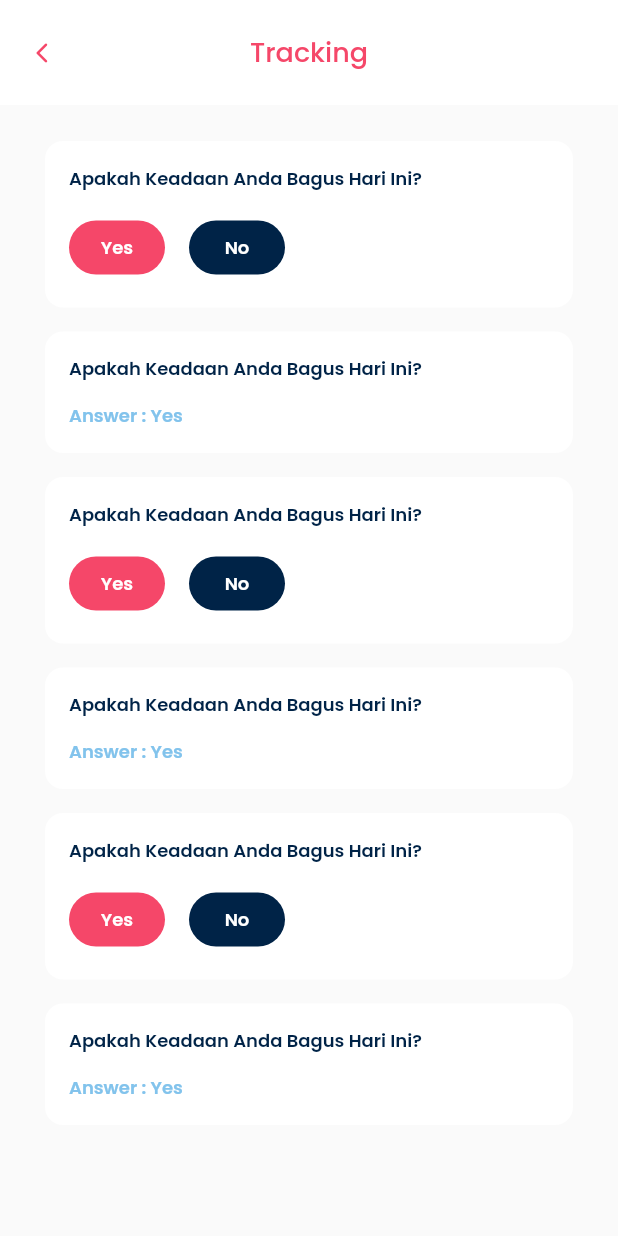
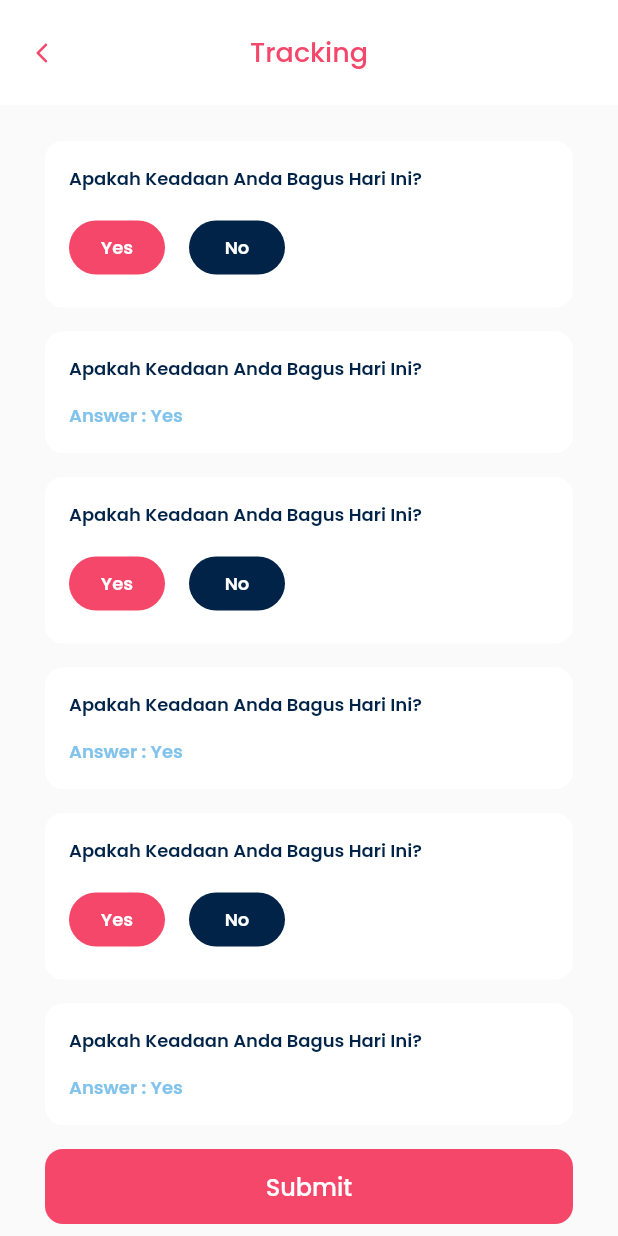
Before and after one commit to ibrahimmm999/Moodly, a Flutter app: the TrackingPage screen opened directly, on a phone screen of 412 x 824 dp. Run offline on Flutter 3.47's test engine with Material 2 defaults, Android fonts, the phone set to English and light mode, and no system bars; our stand-ins replace cloud_firestore, google_fonts; accounts and stored records are empty.

Commit message:
update tracking page

```diff
--- a/lib/pages_user/tracking_page.dart
+++ b/lib/pages_user/tracking_page.dart
@@ -100,12 +100,22 @@ class TrackingPage extends StatelessWidget {
       );
     }
 
+    Widget submitButton() {
+      return CustomButton(
+          radiusButton: defaultRadius,
+          buttonColor: primaryColor,
+          buttonText: "Submit",
+          widthButton: double.infinity,
+          onPressed: () {},
+          heightButton: 50);
+    }
+
     Widget content() {
       return Container(
         color: white2,
         child: ListView(
           padding: EdgeInsets.only(
-              top: 24, left: defaultMargin, right: defaultMargin),
+              top: 24, left: defaultMargin, right: defaultMargin, bottom: 50),
           children: [
             trackingQuestion(),
             trackingAnswer(),
@@ -113,6 +123,7 @@ class TrackingPage extends StatelessWidget {
             trackingAnswer(),
             trackingQuestion(),
             trackingAnswer(),
+            submitButton()
           ],
         ),
       );
```
